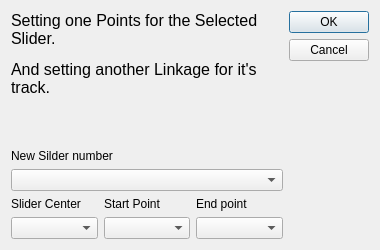
This is core/simulate/edit_slider.ui in KmolYuan/Pyslvs-UI as Qt 5 draws it before an edit. The edited form follows.
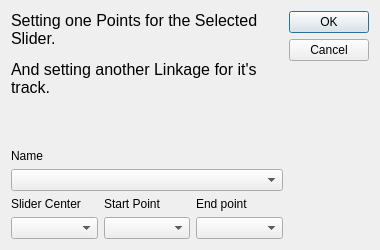
This is the edited form. Icons and pictures are not drawn.

```diff
--- a/core/simulate/edit_slider.ui
+++ b/core/simulate/edit_slider.ui
@@ -82,7 +82,7 @@
         </sizepolicy>
        </property>
        <property name="text">
-        <string>&lt;html&gt;&lt;head/&gt;&lt;body&gt;&lt;p&gt;New Silder number&lt;/p&gt;&lt;/body&gt;&lt;/html&gt;</string>
+        <string>&lt;html&gt;&lt;head/&gt;&lt;body&gt;&lt;p&gt;Name&lt;/p&gt;&lt;/body&gt;&lt;/html&gt;</string>
        </property>
       </widget>
      </item>
```
Left out of the diff: 2 changed lines with no effect on the pictures.
